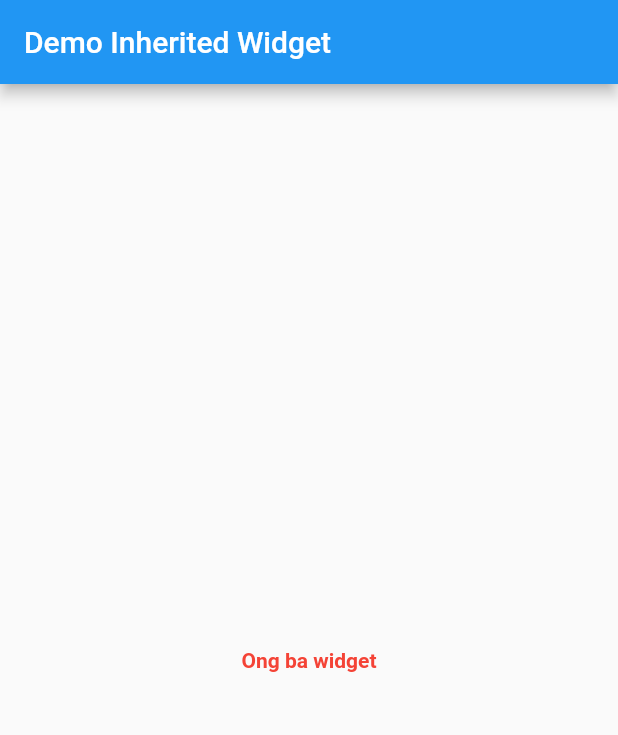
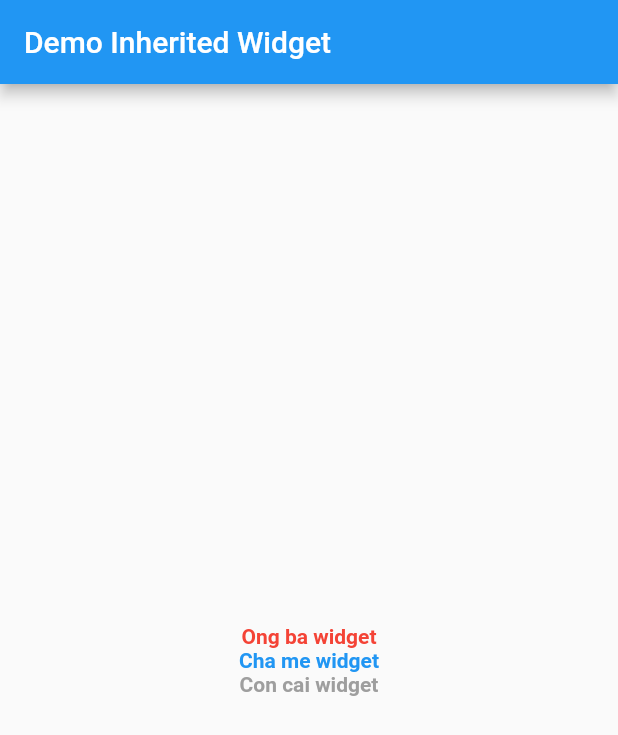
Before and after one commit to phamtanphat/flutter_provider19022022, a Flutter app: the screen it shows after launch, on a phone screen of 412 x 824 dp. Shown: the top 735 px of the screen. Run offline on Flutter 3.47's test engine with Material 2 defaults, Android fonts, the phone set to English and light mode, and no system bars.

Commit message:
setup tree widget

```diff
--- a/lib/demo_inheritedwidget.dart
+++ b/lib/demo_inheritedwidget.dart
@@ -16,7 +16,11 @@ class _DemoInheritedWidgetState extends State<DemoInheritedWidget> {
       ),
       body: Container(
         constraints: BoxConstraints.expand(),
-        child: Ongba(),
+        child: Ongba(
+          child: Chame(
+            child: Concai(),
+          ),
+        ),
       ),
     );
   }
@@ -24,6 +28,10 @@ class _DemoInheritedWidgetState extends State<DemoInheritedWidget> {
 
 //Ong ba : state full
 class Ongba extends StatefulWidget {
+  Widget child;
+
+  Ongba({required this.child});
+
   String data = "Hello";
 
   @override
@@ -39,7 +47,8 @@ class _OngbaState extends State<Ongba> {
         mainAxisAlignment: MainAxisAlignment.center,
         children: [
           Text("Ong ba widget",
-              style: TextStyle(color: Colors.red, fontWeight: FontWeight.bold))
+              style: TextStyle(color: Colors.red, fontWeight: FontWeight.bold)),
+          widget.child
         ],
       ),
     );
@@ -48,11 +57,23 @@ class _OngbaState extends State<Ongba> {
 
 // Cha me : stateless
 class Chame extends StatelessWidget {
-  const Chame({Key? key}) : super(key: key);
+  Widget child;
+
+  Chame({required this.child});
 
   @override
   Widget build(BuildContext context) {
-    return Container();
+    return Container(
+      child: Column(
+        mainAxisSize: MainAxisSize.max,
+        mainAxisAlignment: MainAxisAlignment.center,
+        children: [
+          Text("Cha me widget",
+              style: TextStyle(color: Colors.blue, fontWeight: FontWeight.bold)),
+          child
+        ],
+      ),
+    );
   }
 }
 
@@ -60,6 +81,15 @@ class Chame extends StatelessWidget {
 class Concai extends StatelessWidget {
   @override
   Widget build(BuildContext context) {
-    return Container();
+    return Container(
+      child:Column(
+        mainAxisSize: MainAxisSize.max,
+        mainAxisAlignment: MainAxisAlignment.center,
+        children: [
+          Text("Con cai widget",
+              style: TextStyle(color: Colors.grey, fontWeight: FontWeight.bold)),
+        ],
+      ),
+    );
   }
 }
```
